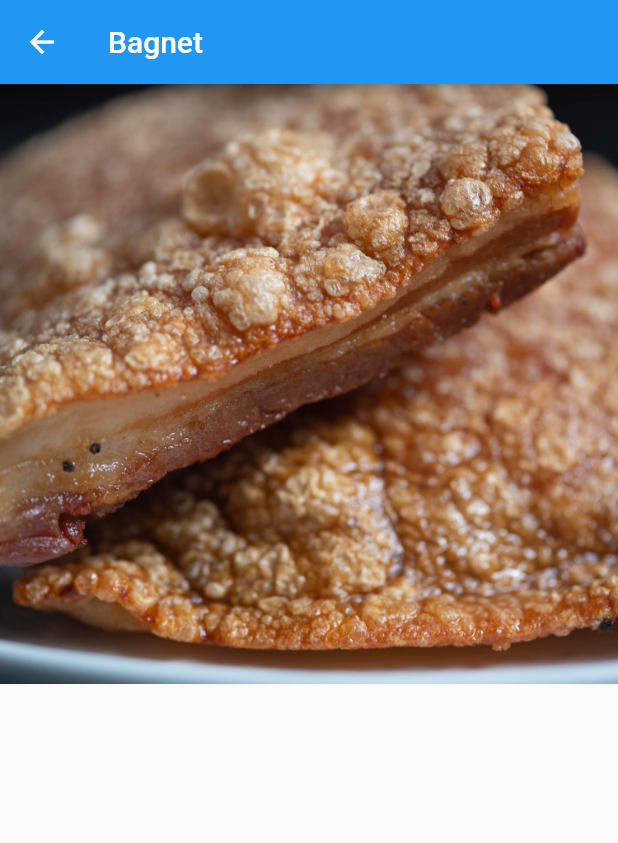
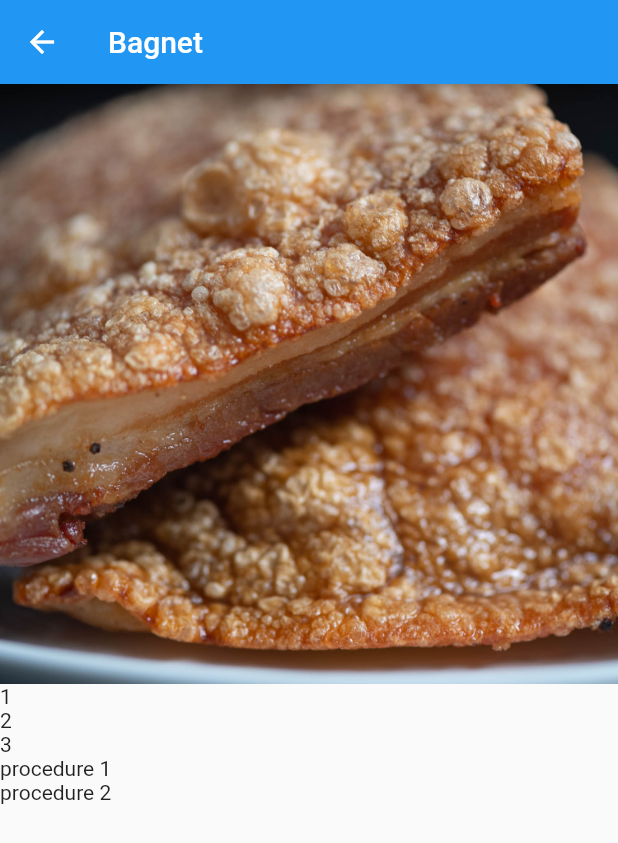
Before and after one commit to mlph-jquiamco/flutter_basics_exercise, a Flutter app: the screen it shows after launch, after a tap on "Bagnet", on a phone screen of 412 x 824 dp. Shown: the top 843 px of the screen. Run offline on Flutter 3.47's test engine with Material 2 defaults, Android fonts, the phone set to English and light mode, and no system bars.

Commit message:
Mock list

```diff
--- a/lib/details_page.dart
+++ b/lib/details_page.dart
@@ -20,9 +20,22 @@ class Details extends StatelessWidget {
             width: 800,
             height: 400,
             fit: BoxFit.cover,
-          )
+          ),
+          for (final ingredient in args.ingredients) Text(ingredient),
+          for (final procedure in args.procedures) Text(procedure)
         ],
       )
     );
   }
+
+  // Widget setIngredientsSection(List<String>? ingredients) {
+  //   if (ingredients == null) {
+  //     return Container();
+  //   }
+  //   return ListView(
+  //     children: [
+  //       for (final ingredient in ingredients) Text(ingredient),
+  //     ]
+  //   );
+  // }
 }
--- a/lib/dish_model.dart
+++ b/lib/dish_model.dart
@@ -1,6 +1,8 @@
 class Dish {
   String name;
   String image;
+  List<String> ingredients;
+  List<String> procedures;
 
-  Dish(this.name, this.image);
+  Dish(this.name, this.image, this.ingredients, this.procedures);
 }
--- /dev/null
+++ b/lib/dish_service.dart
@@ -0,0 +1,21 @@
+import 'package:flutter_basics_exercise/dish_model.dart';
+
+class DishService {
+  final List<String> _bagnetIngredients = [
+    ''
+  ];
+  final List<String> _bagnetProcedures = [
+    ''
+  ];
+
+  List<Dish> generateMockDishes() {
+    final List<Dish> mockDishes = [];
+    mockDishes.add(Dish('Bagnet', 'bagnet.jpeg', ['1', '2', '3'],
+        ['procedure 1', 'procedure 2']));
+    mockDishes.add(Dish('Chicken Bbq', 'chicken_bbq.jpeg', [], []));
+    mockDishes.add(Dish('Chicken Curry', 'chicken_curry.jpeg', [], []));
+    mockDishes.add(Dish('Chicken Macaroni', 'chicken_macaroni.jpeg', [], []));
+    mockDishes.add(Dish('Pork Adobo', 'pork_adobo.jpeg', [], []));
+    return mockDishes;
+  }
+}
--- a/lib/home_page.dart
+++ b/lib/home_page.dart
@@ -1,4 +1,5 @@
 import 'package:flutter/material.dart';
+import 'package:flutter_basics_exercise/dish_service.dart';
 import 'details_page.dart';
 import 'dish_model.dart';
 
@@ -7,13 +8,7 @@ class Home extends StatelessWidget {
 
   @override
   Widget build(BuildContext context) {
-    final List<Dish> dishes = [
-      Dish('Bagnet', 'bagnet.jpeg'),
-      Dish('Chicken Bbq', 'chicken_bbq.jpeg'),
-      Dish('Chicken Curry', 'chicken_curry.jpeg'),
-      Dish('Chicken Macaroni', 'chicken_macaroni.jpeg'),
-      Dish('Pork Adobo', 'pork_adobo.jpeg')
-    ];
+    final List<Dish> dishes = DishService().generateMockDishes();
 
     return Scaffold(
       appBar: AppBar(
@@ -35,6 +30,7 @@ class Home extends StatelessWidget {
           return Card(
             child: ListTile(
               onTap: (){
+                print(dishes[adjustedIndex].procedures);
                 Navigator.pushNamed(
                   context,
                   Details.routeName,
```
